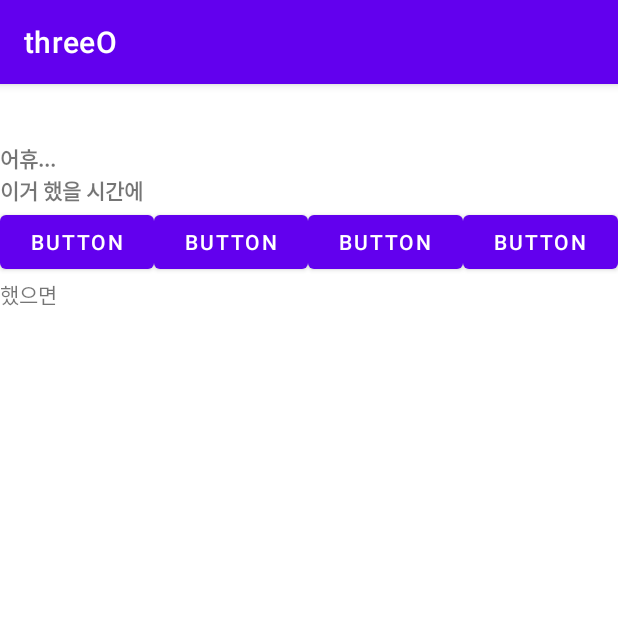
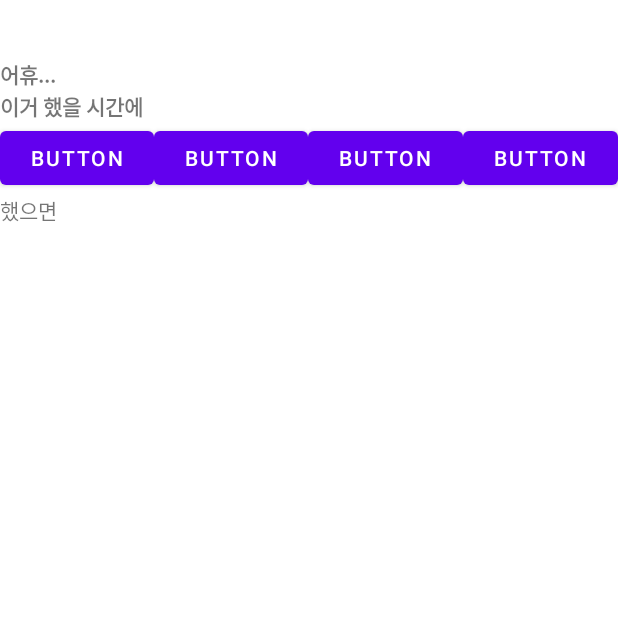
Before and after one commit to Hongji0611/ThreeO, an Android app: the DetailActivity screen opened directly, with no data from a screen before it, on a phone screen of 412 x 824 dp, the top half of it. Run offline under Robolectric (Android 15) with nearby library versions, the phone set to English and light mode, and no system bars; 2 statements that could not run were skipped.

Commit message:
explain code

```diff
--- a/app/src/main/java/com/example/threeo/DetailActivity.kt
+++ b/app/src/main/java/com/example/threeo/DetailActivity.kt
@@ -1,5 +1,6 @@
 package com.example.threeo
 
+import android.graphics.drawable.Drawable
 import androidx.appcompat.app.AppCompatActivity
 import android.os.Bundle
 import com.example.threeo.databinding.ActivityDetailBinding
@@ -9,7 +10,7 @@ class DetailActivity : AppCompatActivity() {
 
     var allTime:String = ""
     var appName:String = ""
-    var appIcon:Int = 0
+    var appIcon:String = ""
 
     override fun onCreate(savedInstanceState: Bundle?) {
         super.onCreate(savedInstanceState)
@@ -18,13 +19,13 @@ class DetailActivity : AppCompatActivity() {
 
         allTime = intent.getStringExtra("totalTime").toString()
         appName = intent.getStringExtra("appName").toString()
-        appIcon = intent.getIntExtra("appIcon",0)
+//        appIcon = intent.getStringExtra("appPackageName").toString()
         init()
     }
 
     fun init(){
         binding.apply {
-            iconImg.setImageResource(appIcon)
+//            iconImg.setImageResource(appIcon)
             appTitle.text = appName
             totalTime.text = allTime
         }
--- a/app/src/main/java/com/example/threeo/adapter/AppListAdapter.kt
+++ b/app/src/main/java/com/example/threeo/adapter/AppListAdapter.kt
@@ -7,6 +7,7 @@ import androidx.recyclerview.widget.RecyclerView
 import com.example.threeo.data.TimeData
 import com.example.threeo.databinding.RowListBinding
 
+//리스트를 관리하는 어뎁터
 class AppListAdapter (var items:ArrayList<TimeData>)
     : RecyclerView.Adapter<AppListAdapter.MyViewHolder>(){
 
--- a/app/src/main/java/com/example/threeo/data/TimeData.kt
+++ b/app/src/main/java/com/example/threeo/data/TimeData.kt
@@ -2,5 +2,6 @@ package com.example.threeo.data
 
 import android.graphics.drawable.Drawable
 
-class TimeData(var img: Drawable, var appName:String, var time:String) {
+//앱 정보 클래스
+data class TimeData(var img: Drawable, var appName:String, var time:String) {
 }
--- a/app/src/main/res/layout/activity_main.xml
+++ b/app/src/main/res/layout/activity_main.xml
@@ -12,7 +12,7 @@
         android:layout_width="match_parent"
         android:layout_height="wrap_content"
         android:padding="10dp"
-        android:text="Button" />
+        android:text="button" />
 
     <androidx.recyclerview.widget.RecyclerView
         android:id="@+id/recyclerView"
--- a/app/src/main/res/values/themes.xml
+++ b/app/src/main/res/values/themes.xml
@@ -12,5 +12,8 @@
         <!-- Status bar color. -->
         <item name="android:statusBarColor" tools:targetApi="l">?attr/colorPrimaryVariant</item>
         <!-- Customize your theme here. -->
+        <!-- No Title Bar-->
+        <item name="windowActionBar">false</item>
+        <item name="windowNoTitle">true</item>
     </style>
 </resources>
```
Also changed, not shown: app/src/main/java/com/example/threeo/MainActivity.kt (+14 -2 lines).
